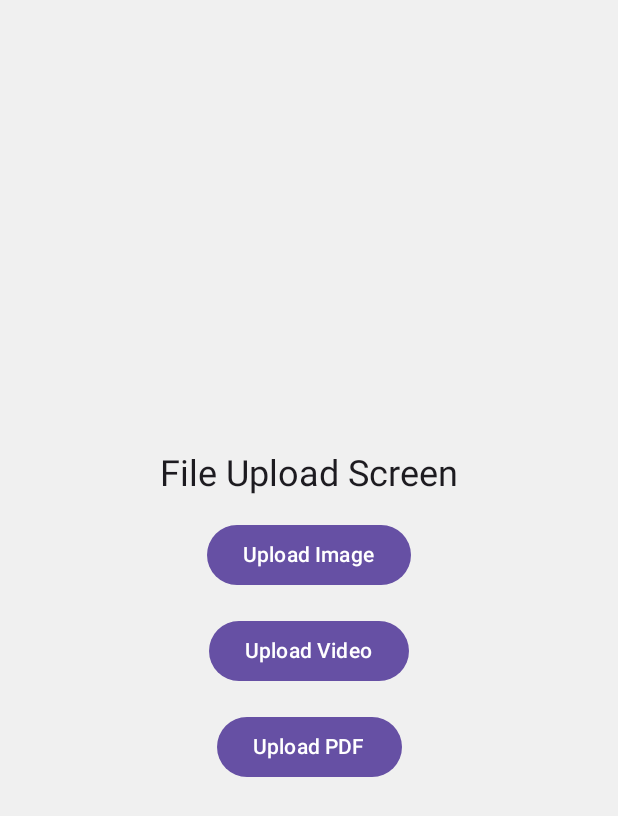
After one commit to Akshaya-Amar/NavigationCompose, an Android app built with Jetpack Compose: the composable FileUploadScreen shown on its own in the app's theme, on a phone screen of 412 x 824 dp. The commit adds this screen. Shown: the top 816 px of the screen. Run offline under Robolectric (Android 15) with nearby library versions, the phone set to English and light mode, and no system bars.

Commit message:
FileUploadScreen added with image, video, and pdf picker

```diff
--- a/app/src/main/java/com/amar/remoteapi/ui/navigation/HomeNavGraph.kt
+++ b/app/src/main/java/com/amar/remoteapi/ui/navigation/HomeNavGraph.kt
@@ -3,6 +3,7 @@ package com.amar.remoteapi.ui.navigation
 import androidx.navigation3.runtime.EntryProviderScope
 import androidx.navigation3.runtime.NavKey
 import com.amar.remoteapi.ui.DashboardDestination
+import com.amar.remoteapi.ui.FileUploadDestination
 import com.amar.remoteapi.ui.HomeDestination
 import com.amar.remoteapi.ui.NotificationDestination
 import com.amar.remoteapi.ui.PostDestination
@@ -17,7 +18,8 @@ fun EntryProviderScope<NavKey>.homeNavGraph(backStack: MutableList<NavKey>) {
                   onSettingsClick = { backStack.add(SettingDestination.Root) },
                   onProfileClick = { backStack.add(ProfileDestination.Root) },
                   onPostClick = { backStack.add((PostDestination.Root)) },
-                  onNotificationClick = { backStack.add(NotificationDestination.Root) }
+                  onNotificationClick = { backStack.add(NotificationDestination.Root) },
+                  onFileUploadClick = { backStack.add(FileUploadDestination.Root) }
             )
       }
 
@@ -26,4 +28,5 @@ fun EntryProviderScope<NavKey>.homeNavGraph(backStack: MutableList<NavKey>) {
       profileNavGraph(backStack)
       postNavGraph(backStack)
       notificationNavGraph(backStack)
+      fileUploadNavGraph(backStack)
 }
--- /dev/null
+++ b/app/src/main/java/com/amar/remoteapi/ui/screen/FileUploadScreen.kt
@@ -0,0 +1,77 @@
+package com.amar.remoteapi.ui.screen
+
+import android.util.Log
+import androidx.activity.compose.rememberLauncherForActivityResult
+import androidx.activity.result.contract.ActivityResultContracts
+import androidx.compose.foundation.layout.Arrangement
+import androidx.compose.foundation.layout.Column
+import androidx.compose.foundation.layout.fillMaxSize
+import androidx.compose.foundation.layout.padding
+import androidx.compose.material3.Button
+import androidx.compose.material3.MaterialTheme
+import androidx.compose.material3.Text
+import androidx.compose.runtime.Composable
+import androidx.compose.ui.Alignment
+import androidx.compose.ui.Modifier
+import androidx.compose.ui.platform.LocalContext
+import androidx.compose.ui.unit.dp
+import kotlin.math.log
+
+@Composable
+fun FileUploadScreen() {
+      val context = LocalContext.current
+       val imagePickerLauncher = rememberLauncherForActivityResult(
+            contract = ActivityResultContracts.GetContent()
+      ) { uri ->
+            uri?.let {
+                  Log.d("check...", "FileUploadScreen: Image -> $it")
+//                  val file = uriToFile(context, it)
+//                  viewModel.uploadFile(file, "My Image Note", "image")
+            }
+      }
+
+      val videoPickerLauncher = rememberLauncherForActivityResult(
+            contract = ActivityResultContracts.GetContent()
+      ) { uri ->
+            uri?.let {
+                  Log.d("check...", "FileUploadScreen: Video -> $it")
+//                  val file = uriToFile(context, it)
+//                  viewModel.uploadFile(file, "My Video Note", "video")
+            }
+      }
+
+      val pdfPickerLauncher = rememberLauncherForActivityResult(
+            contract = ActivityResultContracts.GetContent()
+      ) { uri ->
+            uri?.let {
+                  Log.d("check...", "FileUploadScreen: PDF -> $it")
+//                  val file = uriToFile(context, it)
+//                  viewModel.uploadFile(file, "My PDF Note", "pdf")
+            }
+      }
+
+      Column(
+            modifier = Modifier
+                  .fillMaxSize()
+                  .padding(24.dp),
+            verticalArrangement = Arrangement.spacedBy(16.dp, Alignment.CenterVertically),
+            horizontalAlignment = Alignment.CenterHorizontally
+      ) {
+            Text(
+                  text = "File Upload Screen",
+                  style = MaterialTheme.typography.titleLarge
+            )
+
+            Button(onClick = { imagePickerLauncher.launch("image/*") }) {
+                  Text("Upload Image")
+            }
+
+            Button(onClick = { videoPickerLauncher.launch("video/*") }) {
+                  Text("Upload Video")
+            }
+
+            Button(onClick = { pdfPickerLauncher.launch("application/pdf") }) {
+                  Text("Upload PDF")
+            }
+      }
+}
--- a/app/src/main/java/com/amar/remoteapi/ui/screen/HomeScreen.kt
+++ b/app/src/main/java/com/amar/remoteapi/ui/screen/HomeScreen.kt
@@ -19,7 +19,8 @@ fun HomeScreen(
       onSettingsClick: () -> Unit,
       onProfileClick: () -> Unit,
       onPostClick: () -> Unit,
-      onNotificationClick: () -> Unit
+      onNotificationClick: () -> Unit,
+      onFileUploadClick: () -> Unit
 ) {
       Column(
             modifier = Modifier
@@ -37,5 +38,6 @@ fun HomeScreen(
             Button(onClick = onProfileClick) { Text("Go to Profile") }
             Button(onClick = onPostClick) { Text("Go to Post") }
             Button(onClick = onNotificationClick) { Text("Go to Notifications") }
+            Button(onClick = onFileUploadClick) { Text("Go to Upload File") }
       }
 }
```
Also changed, not shown: app/src/main/java/com/amar/remoteapi/data/api/ApiServiceImpl.kt (+9 -0 lines), app/src/main/java/com/amar/remoteapi/ui/FileUploadDestination.kt (added, +9 -0 lines), app/src/main/java/com/amar/remoteapi/ui/navigation/FileUploadNavGraph.kt (added, +12 -0 lines).
